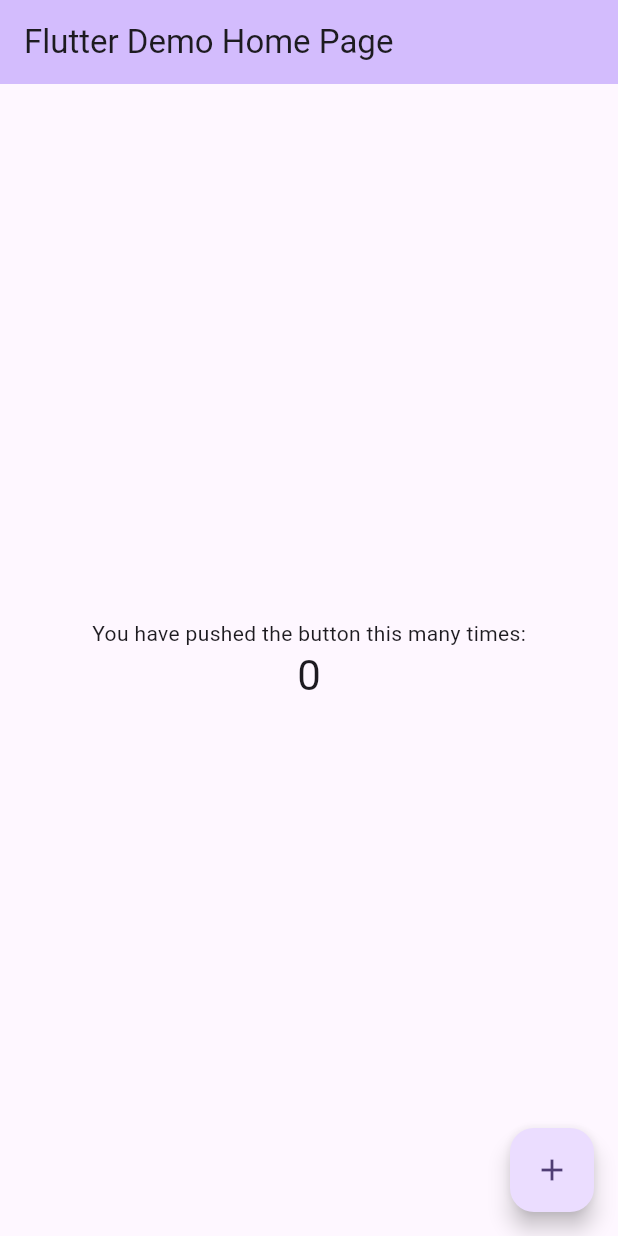
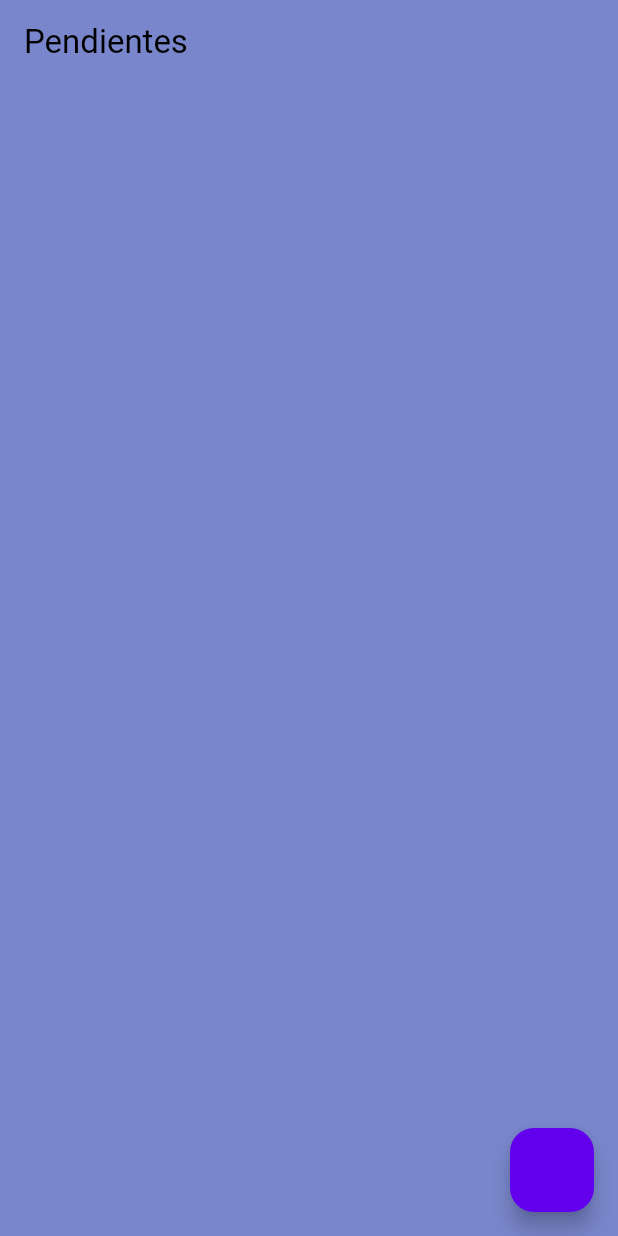
Before and after one commit to diegobermudez03/my_to_do_app, a Flutter app: the screen it shows after launch, on a phone screen of 412 x 824 dp. Run offline on Flutter 3.47's test engine with Material 3 defaults, Android fonts, the phone set to English and light mode, and no system bars.

Commit message:
General architecture of the app created

```diff
--- a/lib/main.dart
+++ b/lib/main.dart
@@ -1,4 +1,6 @@
 import 'package:flutter/material.dart';
+import 'package:my_to_do/themes/main_theme.dart';
+import 'package:my_to_do/views/homepage.dart';
 
 void main() {
   runApp(const MyApp());
@@ -11,115 +13,8 @@ class MyApp extends StatelessWidget {
   @override
   Widget build(BuildContext context) {
     return MaterialApp(
-      title: 'Flutter Demo',
-      theme: ThemeData(
-        // This is the theme of your application.
-        //
-        // TRY THIS: Try running your application with "flutter run". You'll see
-        // the application has a purple toolbar. Then, without quitting the app,
-        // try changing the seedColor in the colorScheme below to Colors.green
-        // and then invoke "hot reload" (save your changes or press the "hot
-        // reload" button in a Flutter-supported IDE, or press "r" if you used
-        // the command line to start the app).
-        //
-        // Notice that the counter didn't reset back to zero; the application
-        // state is not lost during the reload. To reset the state, use hot
-        // restart instead.
-        //
-        // This works for code too, not just values: Most code changes can be
-        // tested with just a hot reload.
-        colorScheme: ColorScheme.fromSeed(seedColor: Colors.deepPurple),
-        useMaterial3: true,
-      ),
-      home: const MyHomePage(title: 'Flutter Demo Home Page'),
+      theme: lightTheme,
+      home: Homepage(),
     );
   }
 }
-
-class MyHomePage extends StatefulWidget {
-  const MyHomePage({super.key, required this.title});
-
-  // This widget is the home page of your application. It is stateful, meaning
-  // that it has a State object (defined below) that contains fields that affect
-  // how it looks.
-
-  // This class is the configuration for the state. It holds the values (in this
-  // case the title) provided by the parent (in this case the App widget) and
-  // used by the build method of the State. Fields in a Widget subclass are
-  // always marked "final".
-
-  final String title;
-
-  @override
-  State<MyHomePage> createState() => _MyHomePageState();
-}
-
-class _MyHomePageState extends State<MyHomePage> {
-  int _counter = 0;
-
-  void _incrementCounter() {
-    setState(() {
-      // This call to setState tells the Flutter framework that something has
-      // changed in this State, which causes it to rerun the build method below
-      // so that the display can reflect the updated values. If we changed
-      // _counter without calling setState(), then the build method would not be
-      // called again, and so nothing would appear to happen.
-      _counter++;
-    });
-  }
-
-  @override
-  Widget build(BuildContext context) {
-    // This method is rerun every time setState is called, for instance as done
-    // by the _incrementCounter method above.
-    //
-    // The Flutter framework has been optimized to make rerunning build methods
-    // fast, so that you can just rebuild anything that needs updating rather
-    // than having to individually change instances of widgets.
-    return Scaffold(
-      appBar: AppBar(
-        // TRY THIS: Try changing the color here to a specific color (to
-        // Colors.amber, perhaps?) and trigger a hot reload to see the AppBar
-        // change color while the other colors stay the same.
-        backgroundColor: Theme.of(context).colorScheme.inversePrimary,
-        // Here we take the value from the MyHomePage object that was created by
-        // the App.build method, and use it to set our appbar title.
-        title: Text(widget.title),
-      ),
-      body: Center(
-        // Center is a layout widget. It takes a single child and positions it
-        // in the middle of the parent.
-        child: Column(
-          // Column is also a layout widget. It takes a list of children and
-          // arranges them vertically. By default, it sizes itself to fit its
-          // children horizontally, and tries to be as tall as its parent.
-          //
-          // Column has various properties to control how it sizes itself and
-          // how it positions its children. Here we use mainAxisAlignment to
-          // center the children vertically; the main axis here is the vertical
-          // axis because Columns are vertical (the cross axis would be
-          // horizontal).
-          //
-          // TRY THIS: Invoke "debug painting" (choose the "Toggle Debug Paint"
-          // action in the IDE, or press "p" in the console), to see the
-          // wireframe for each widget.
-          mainAxisAlignment: MainAxisAlignment.center,
-          children: <Widget>[
-            const Text(
-              'You have pushed the button this many times:',
-            ),
-            Text(
-              '$_counter',
-              style: Theme.of(context).textTheme.headlineMedium,
-            ),
-          ],
-        ),
-      ),
-      floatingActionButton: FloatingActionButton(
-        onPressed: _incrementCounter,
-        tooltip: 'Increment',
-        child: const Icon(Icons.add),
-      ), // This trailing comma makes auto-formatting nicer for build methods.
-    );
-  }
-}
--- /dev/null
+++ b/lib/models/task.dart
@@ -0,0 +1,3 @@
+class Task{
+
+}
--- /dev/null
+++ b/lib/providers/tasks_provider.dart
@@ -0,0 +1,5 @@
+import 'package:flutter/material.dart';
+
+class TasksProvider extends ChangeNotifier{
+
+}
--- /dev/null
+++ b/lib/repository/respository.dart
@@ -0,0 +1,3 @@
+class Respository {
+
+}
--- /dev/null
+++ b/lib/themes/main_theme.dart
@@ -0,0 +1,7 @@
+import 'package:flutter/material.dart';
+
+ThemeData lightTheme = ThemeData(
+  colorScheme: ColorScheme.light(
+    surface: Colors.indigo[300]!,
+  )
+);
--- /dev/null
+++ b/lib/views/homepage.dart
@@ -0,0 +1,17 @@
+import 'package:flutter/material.dart';
+
+class Homepage extends StatelessWidget{
+
+  Homepage({super.key});
+
+  @override
+  Widget build(BuildContext context) {
+    return Scaffold(
+      appBar: AppBar(title: Text("Pendientes"),),
+      floatingActionButton: FloatingActionButton(
+        onPressed: (){}
+      ),
+      body: Column(),
+    );
+  }
+}
```
